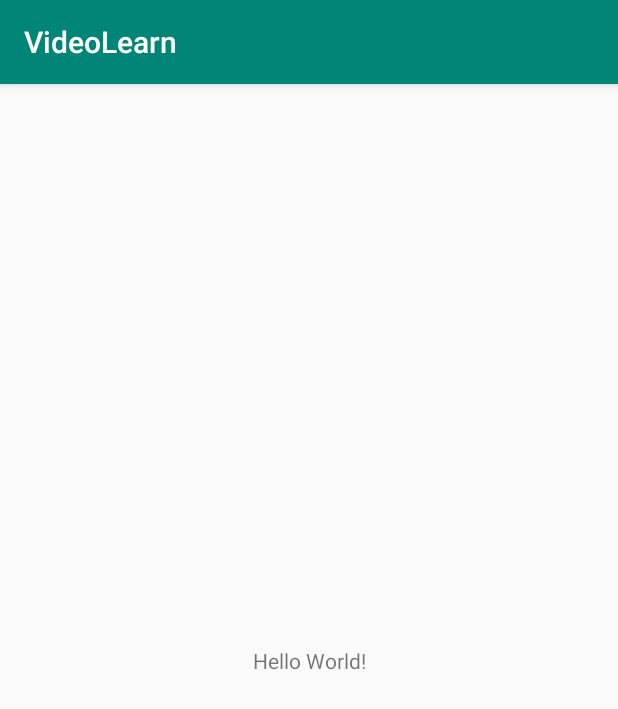
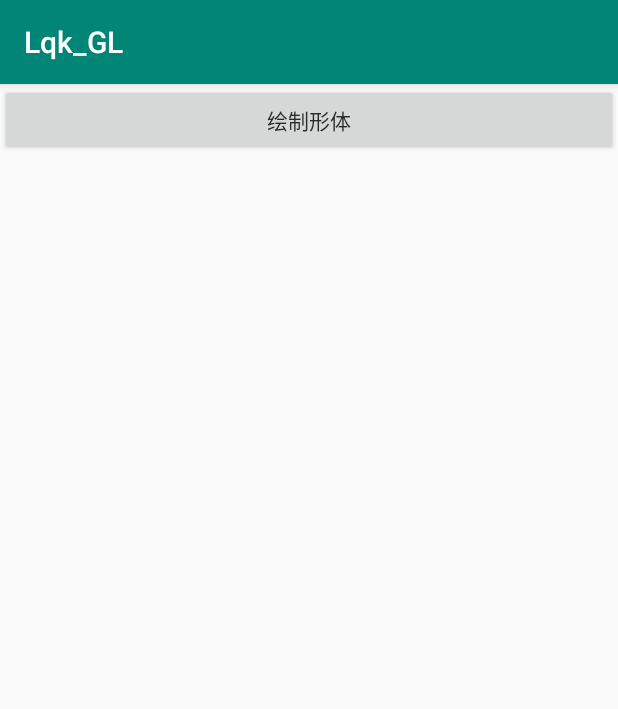
Before and after one commit to FlyingTakeCopter/VideoLearn, an Android app: the screen it shows after launch (MainActivity), on a phone screen of 412 x 824 dp. Shown: the top 709 px of the screen. Run offline under Robolectric (Android 15) with nearby library versions, the phone set to English and light mode, and no system bars.

Commit message:
初版提交

```diff
--- a/app/src/main/AndroidManifest.xml
+++ b/app/src/main/AndroidManifest.xml
@@ -6,7 +6,6 @@
         android:allowBackup="true"
         android:icon="@mipmap/ic_launcher"
         android:label="@string/app_name"
-        android:roundIcon="@mipmap/ic_launcher_round"
         android:supportsRtl="true"
         android:theme="@style/AppTheme" >
         <activity android:name=".MainActivity" >
--- a/app/src/main/java/com/lqk/videolearn/MainActivity.java
+++ b/app/src/main/java/com/lqk/videolearn/MainActivity.java
@@ -1,13 +1,86 @@
 package com.lqk.videolearn;
 
-import androidx.appcompat.app.AppCompatActivity;
+import android.content.Intent;
 import android.os.Bundle;
+import android.support.v7.app.AppCompatActivity;
+import android.support.v7.widget.LinearLayoutManager;
+import android.support.v7.widget.RecyclerView;
+import android.view.View;
+import android.view.ViewGroup;
+import android.widget.Button;
 
-public class MainActivity extends AppCompatActivity {
+import java.util.ArrayList;
+
+public class MainActivity extends AppCompatActivity implements View.OnClickListener {
+
+    private RecyclerView mList;
+    private ArrayList<MainBean> data;
 
     @Override
     protected void onCreate(Bundle savedInstanceState) {
         super.onCreate(savedInstanceState);
         setContentView(R.layout.activity_main);
+        mList= (RecyclerView)findViewById(R.id.mList);
+        mList.setLayoutManager(new LinearLayoutManager(this,LinearLayoutManager.VERTICAL,false));
+        data=new ArrayList<>();
+        add("绘制形体",MainActivity.class);
+
+        mList.setAdapter(new MenuAdapter());
+    }
+
+    private void add(String name,Class<?> clazz){
+        MainBean bean=new MainBean();
+        bean.name=name;
+        bean.clazz=clazz;
+        data.add(bean);
+    }
+
+    @Override
+    public void onClick(View view) {
+        int position= (int)view.getTag();
+        MainBean bean=data.get(position);
+        startActivity(new Intent(this,bean.clazz));
+    }
+
+    private class MainBean{
+        String name;
+        Class<?> clazz;
+    }
+
+    private class MenuAdapter extends RecyclerView.Adapter<MenuAdapter.MenuHolder>{
+
+
+        @Override
+        public MenuHolder onCreateViewHolder(ViewGroup parent, int viewType) {
+            return new MenuHolder(getLayoutInflater().inflate(R.layout.item_button,parent,false));
+        }
+
+        @Override
+        public void onBindViewHolder(MenuHolder holder, int position) {
+            holder.setPosition(position);
+        }
+
+        @Override
+        public int getItemCount() {
+            return data.size();
+        }
+
+        class MenuHolder extends RecyclerView.ViewHolder{
+
+            private Button mBtn;
+
+            MenuHolder(View itemView) {
+                super(itemView);
+                mBtn= (Button)itemView.findViewById(R.id.mBtn);
+                mBtn.setOnClickListener(MainActivity.this);
+            }
+
+            public void setPosition(int position){
+                MainBean bean=data.get(position);
+                mBtn.setText(bean.name);
+                mBtn.setTag(position);
+            }
+        }
+
     }
 }
--- a/app/src/main/res/layout/activity_main.xml
+++ b/app/src/main/res/layout/activity_main.xml
@@ -1,5 +1,5 @@
 <?xml version="1.0" encoding="utf-8"?>
-<androidx.constraintlayout.widget.ConstraintLayout
+<LinearLayout
     xmlns:android="http://schemas.android.com/apk/res/android"
     xmlns:tools="http://schemas.android.com/tools"
     xmlns:app="http://schemas.android.com/apk/res-auto"
@@ -7,13 +7,10 @@
     android:layout_height="match_parent"
     tools:context=".MainActivity">
 
-    <TextView
-        android:layout_width="wrap_content"
-        android:layout_height="wrap_content"
-        android:text="Hello World!"
-        app:layout_constraintBottom_toBottomOf="parent"
-        app:layout_constraintLeft_toLeftOf="parent"
-        app:layout_constraintRight_toRightOf="parent"
-        app:layout_constraintTop_toTopOf="parent" />
+    <android.support.v7.widget.RecyclerView
+        android:layout_width="match_parent"
+        android:layout_height="match_parent"
+        android:id="@+id/mList">
+    </android.support.v7.widget.RecyclerView>
 
-</androidx.constraintlayout.widget.ConstraintLayout>
+</LinearLayout>
--- /dev/null
+++ b/app/src/main/res/layout/item_button.xml
@@ -0,0 +1,10 @@
+<?xml version="1.0" encoding="utf-8"?>
+<RelativeLayout xmlns:android="http://schemas.android.com/apk/res/android"
+    android:layout_width="match_parent"
+    android:layout_height="wrap_content">
+    <Button android:layout_width="match_parent"
+        android:layout_height="wrap_content"
+        android:textSize="14sp"
+        android:textColor="#FF2B2B2B"
+        android:id="@+id/mBtn" />
+</RelativeLayout>
--- a/app/src/main/res/values/strings.xml
+++ b/app/src/main/res/values/strings.xml
@@ -1,3 +1,3 @@
 <resources>
-    <string name="app_name">VideoLearn</string>
+    <string name="app_name">Lqk_GL</string>
 </resources>
--- a/gradle.properties
+++ b/gradle.properties
@@ -19,6 +19,6 @@ org.gradle.jvmargs=-Xmx1536m
 # AndroidX package structure to make it clearer which packages are bundled with the
 # Android operating system, and which are packaged with your app's APK
 # https://developer.android.com/topic/libraries/support-library/androidx-rn
-android.useAndroidX=true
+android.useAndroidX=false
 # Automatically convert third-party libraries to use AndroidX
-android.enableJetifier=true
+android.enableJetifier=false
```
Also changed, not shown: app/build.gradle (+7 -9 lines), 2 other files.
